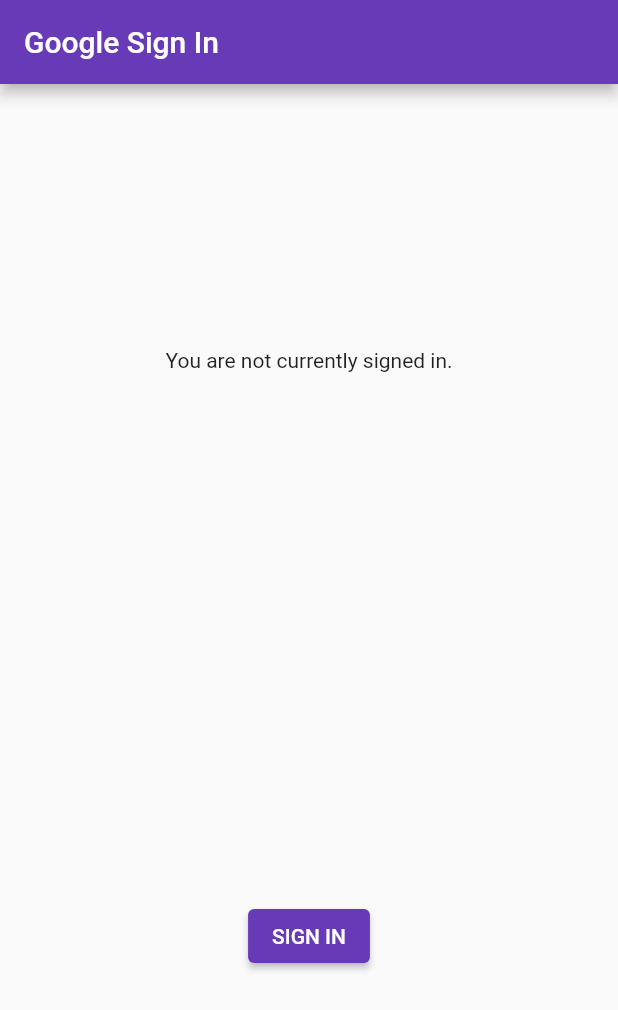
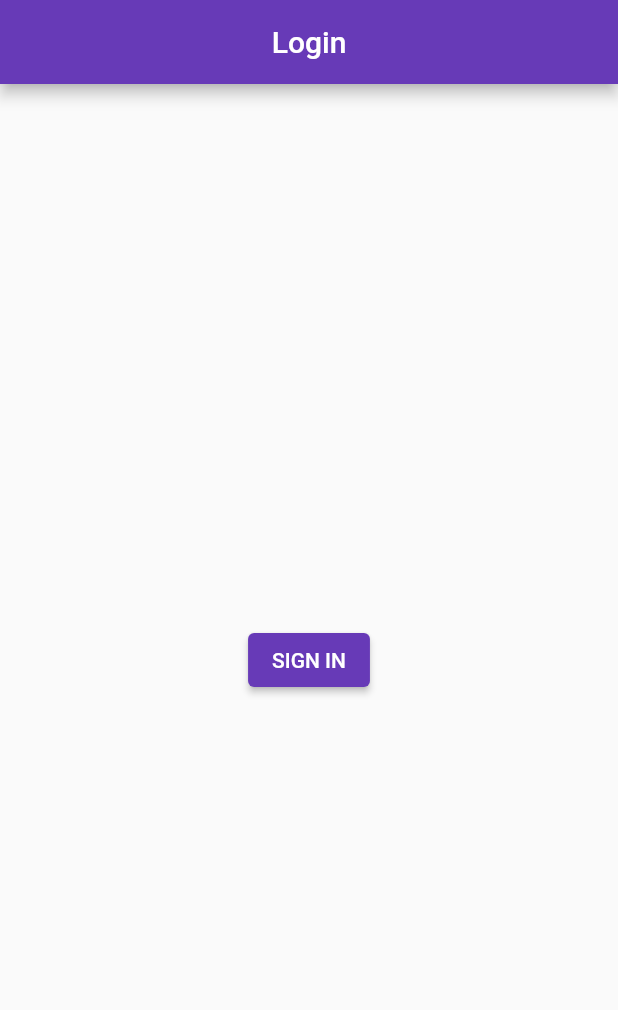
Before and after one commit to nabinsah703/todoapp, a Flutter app: the screen it shows after launch, on a phone screen of 412 x 824 dp. Shown: the top 1010 px of the screen. Run offline on Flutter 3.47's test engine with Material 2 defaults, Android fonts, the phone set to English and light mode, and no system bars; our stand-ins replace firebase_auth, firebase_core, google_sign_in; accounts and stored records are empty.

Commit message:
this app is not verified problem is solve to remove the link

```diff
--- a/lib/home_page.dart
+++ b/lib/home_page.dart
@@ -8,7 +8,6 @@ import 'package:http/http.dart' as http;
 GoogleSignIn _googleSignIn = GoogleSignIn(
   scopes: <String>[
     'email',
-    'https://www.googleapis.com/auth/contacts.readonly',
   ],
 );
 
@@ -107,7 +106,7 @@ class _HomePageState extends State<HomePage> {
             title: Text(user.displayName ?? ''),
             subtitle: Text(user.email),
           ),
-          const Text('Signed in successfully.'),
+          // const Text('Signed in successfully.'),
           Text(_contactText),
           ElevatedButton(
             onPressed: _handleSignOut,
@@ -123,7 +122,8 @@ class _HomePageState extends State<HomePage> {
       return Column(
         mainAxisAlignment: MainAxisAlignment.spaceAround,
         children: <Widget>[
-          const Text('You are not currently signed in.'),
+          // const Text('You are not currently signed in.'),
+
           ElevatedButton(
             onPressed: _handleSignIn,
             child: const Text('SIGN IN'),
@@ -149,7 +149,8 @@ class _HomePageState extends State<HomePage> {
   Widget build(BuildContext context) {
     return Scaffold(
         appBar: AppBar(
-          title: const Text('Google Sign In'),
+          centerTitle: true,
+          title: const Text('Login'),
         ),
         body: ConstrainedBox(
           constraints: const BoxConstraints.expand(),
```
